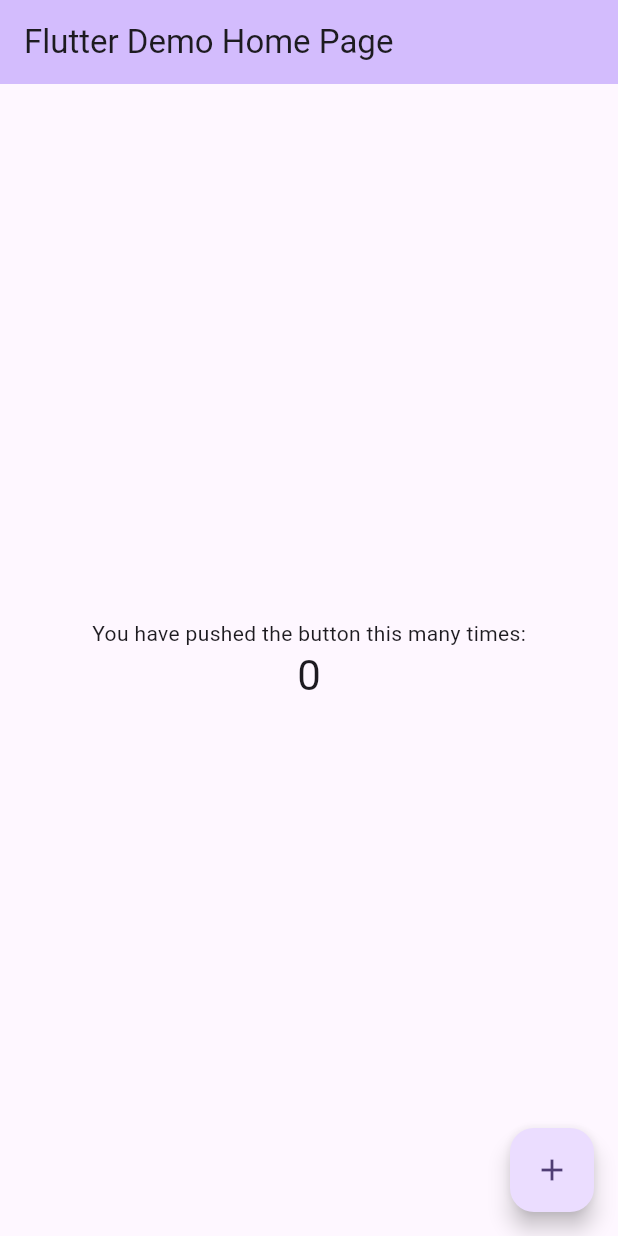
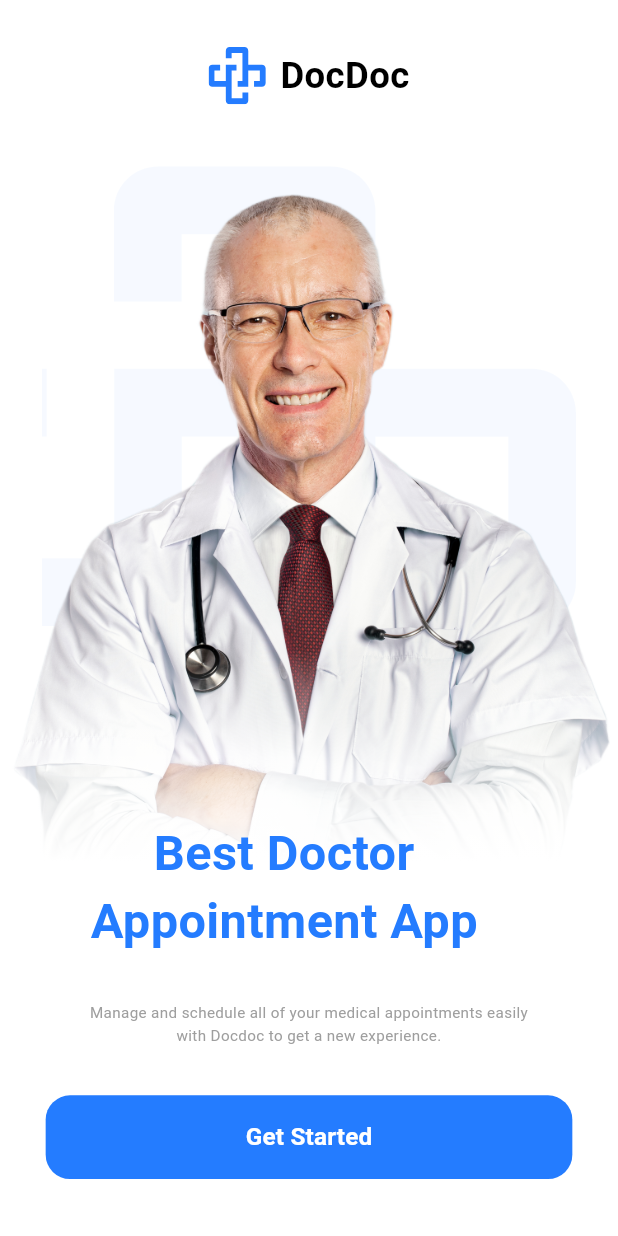
Before and after one commit to hassan290/doctor_application, a Flutter app: the screen it shows after launch, on a phone screen of 412 x 824 dp. Run offline on Flutter 3.47's test engine with Material 3 defaults, Android fonts, the phone set to English and light mode, and no system bars; our stand-ins replace flutter_screenutil, flutter_svg.

Commit message:
-added images and svg folders for assets.\n -added flutter svg and screenutil package.\n -added navigation extinsions.\n -addedd router folder.\n -added onboarding screen

```diff
--- /dev/null
+++ b/devtools_options.yaml
@@ -0,0 +1,3 @@
+description: This file stores settings for Dart & Flutter DevTools.
+documentation: https://docs.flutter.dev/tools/devtools/extensions#configure-extension-enablement-states
+extensions:
--- /dev/null
+++ b/lib/core/helpers/extensions.dart
@@ -0,0 +1,19 @@
+import 'package:flutter/cupertino.dart';
+import 'package:flutter/material.dart';
+extension Navigation on BuildContext {
+  Future<dynamic> pushNamed(String routeName, {Object? arguments}) {
+    return Navigator.of(this).pushNamed(routeName, arguments: arguments);
+  }
+
+  Future<dynamic> pushReplacementNamed(String routeName, {Object? arguments}) {
+    return Navigator.of(this).pushReplacementNamed(routeName, arguments: arguments);
+  }
+
+  Future<dynamic> pushNamedAndRemoveUntil(String routeName, {Object? arguments, required RoutePredicate predicate}) {
+    return Navigator.of(this).pushNamedAndRemoveUntil(routeName, predicate, arguments: arguments);
+  }
+
+  void pop() {
+    Navigator.of(this).pop();
+  }
+}
--- /dev/null
+++ b/lib/core/routing/app_router.dart
@@ -0,0 +1,24 @@
+import 'package:doctor_flutter_app/core/routing/routes.dart';
+import 'package:doctor_flutter_app/doc_app.dart';
+import 'package:doctor_flutter_app/features/login/ui/widgets/login_screen.dart';
+import 'package:doctor_flutter_app/features/onboarding/onboarding_screen.dart';
+import 'package:flutter/material.dart';
+
+class AppRouter {
+  Route generateRoute(RouteSettings settings) {
+    switch (settings.name) {
+      case Routes.onboarding:
+        return MaterialPageRoute(builder: (_) => const OnboardingScreen());
+      case Routes.login:
+        return MaterialPageRoute(builder: (_) => const LoginScreen());
+      default:
+        return MaterialPageRoute(
+          builder: (_) => Scaffold(
+            body: Center(
+              child: Text('Not route defined for ${settings.name}'),
+            ),
+          ),
+        );
+    }
+  }
+}
--- /dev/null
+++ b/lib/core/routing/routes.dart
@@ -0,0 +1,7 @@
+class Routes{
+  static const String splash = '/splash';
+  static const String onboarding = '/onboarding';
+  static const String login = '/login';
+  static const String home = '/home';
+  static const String profile = '/profile';
+}
--- /dev/null
+++ b/lib/core/theming/colors.dart
@@ -0,0 +1,6 @@
+import 'package:flutter/material.dart';
+
+class ColorManager {
+  static const Color mainBlue = Color(0xFF247CFF);
+  static const Color gray = Color(0xFF757575);
+}
--- /dev/null
+++ b/lib/core/theming/styles.dart
@@ -0,0 +1,30 @@
+import 'package:doctor_flutter_app/core/theming/colors.dart';
+import 'package:flutter/material.dart';
+import 'package:flutter_screenutil/flutter_screenutil.dart';
+
+class TextStyles {
+  static TextStyle font24Black700Wight= TextStyle(
+    fontSize: 24.sp,
+    fontWeight: FontWeight.w700,
+    color: Colors.black
+  );
+
+  static TextStyle font32Blue700Wight= TextStyle(
+    fontSize: 32.sp,
+    fontWeight: FontWeight.w700,
+    color: ColorManager.mainBlue,
+  );
+
+  static TextStyle font16White600Wight= TextStyle(
+    fontSize: 16.sp,
+    fontWeight: FontWeight.w600,
+    color: Colors.white
+  );
+
+  static TextStyle font10Gray400Wight= TextStyle(
+    fontSize: 10.sp,
+    fontWeight: FontWeight.w400,
+    color: Colors.grey
+  );
+
+}
--- /dev/null
+++ b/lib/doc_app.dart
@@ -0,0 +1,28 @@
+import 'package:doctor_flutter_app/core/routing/app_router.dart';
+import 'package:doctor_flutter_app/core/theming/colors.dart';
+import 'package:flutter/material.dart';
+import 'package:flutter_screenutil/flutter_screenutil.dart';
+
+import 'core/routing/routes.dart';
+
+class DocApp extends StatelessWidget {
+  final AppRouter appRouter;
+  const DocApp({super.key, required this.appRouter});
+
+  @override
+  Widget build(BuildContext context) {
+    return ScreenUtilInit(
+      designSize: const Size(375, 812),
+      minTextAdapt: true,
+      child: MaterialApp(
+        debugShowCheckedModeBanner: false,
+        theme: ThemeData(
+          primaryColor: ColorManager.mainBlue,
+          scaffoldBackgroundColor: Colors.white,
+        ),
+        onGenerateRoute: appRouter.generateRoute,
+        initialRoute: Routes.onboarding,
+      ),
+    );
+  }
+}
--- /dev/null
+++ b/lib/features/login/ui/widgets/login_screen.dart
@@ -0,0 +1,14 @@
+import 'package:flutter/material.dart';
+
+class LoginScreen extends StatelessWidget {
+  const LoginScreen({super.key});
+
+  @override
+  Widget build(BuildContext context) {
+    return const Scaffold(
+      body: Center(
+        child: Text('Login Screen'),
+      ),
+    );
+  }
+}
--- /dev/null
+++ b/lib/features/onboarding/onboarding_screen.dart
@@ -0,0 +1,48 @@
+import 'package:doctor_flutter_app/core/theming/colors.dart';
+import 'package:doctor_flutter_app/features/onboarding/widgets/doctor_image_and_text.dart';
+import 'package:doctor_flutter_app/features/onboarding/widgets/doctor_logo.dart';
+import 'package:doctor_flutter_app/features/onboarding/widgets/get_started_button.dart';
+import 'package:flutter/material.dart';
+import 'package:flutter_screenutil/flutter_screenutil.dart';
+
+import '../../core/theming/styles.dart';
+
+class OnboardingScreen extends StatelessWidget {
+  const OnboardingScreen({super.key});
+
+  @override
+  Widget build(BuildContext context) {
+    return Scaffold(
+      body: SafeArea(
+        child: SingleChildScrollView(
+          child: Padding(
+            padding: EdgeInsets.only(top: 30.h, bottom: 30.h),
+            child: Column(
+              children: [
+                const DoctorLogo(),
+                SizedBox(height: 40.h),
+                const DoctorImageAndText(),
+                SizedBox(height: 18.h),
+                Padding(
+                  padding: EdgeInsets.symmetric(horizontal: 30.h),
+                  child: Column(
+                    children: [
+                      Text(
+                        'Manage and schedule all of your medical appointments easily\nwith Docdoc to get a new experience.',
+                        style: TextStyles.font10Gray400Wight,
+                        textAlign: TextAlign.center,
+                      ),
+                      SizedBox(height: 32.h),
+                      const GetStartedButton(),
+                    ],
+                  ),
+                ),
+
+              ],
+            ),
+          ),
+        ),
+      ),
+    );
+  }
+}
--- /dev/null
+++ b/lib/features/onboarding/widgets/doctor_image_and_text.dart
@@ -0,0 +1,42 @@
+import 'package:doctor_flutter_app/core/theming/styles.dart';
+import 'package:flutter/material.dart';
+import 'package:flutter_screenutil/flutter_screenutil.dart';
+import 'package:flutter_svg/flutter_svg.dart';
+
+class DoctorImageAndText extends StatelessWidget {
+  const DoctorImageAndText({super.key});
+
+  @override
+  Widget build(BuildContext context) {
+    return Stack(
+      alignment: Alignment.topCenter,
+      children: [
+        Opacity(
+          opacity: 0.6,
+          child: SvgPicture.asset(
+            'assets/svgs/doctor_logo_with_low_opacity.svg',
+          ),
+        ),
+        Container(
+          foregroundDecoration: BoxDecoration(
+            gradient: LinearGradient(
+              begin: Alignment.bottomCenter,
+              end: Alignment.topCenter,
+              colors: [
+                Colors.white,
+                Colors.white.withOpacity(0.0),
+              ],
+              stops: const [0.14, 0.4],
+            ),
+          ),
+          child: Image.asset('assets/images/Doctor_Onboarding.png'),
+        ),
+        Positioned(
+          left: 55.w,
+          bottom: 13.h,
+          child: Text('Best Doctor\nAppointment App',style: TextStyles.font32Blue700Wight.copyWith(height: 1.4),textAlign: TextAlign.center,),
+        ),
+      ],
+    );
+  }
+}
--- /dev/null
+++ b/lib/features/onboarding/widgets/doctor_logo.dart
@@ -0,0 +1,23 @@
+import 'package:flutter/material.dart';
+import 'package:flutter_screenutil/flutter_screenutil.dart';
+import 'package:flutter_svg/svg.dart';
+
+import '../../../core/theming/styles.dart';
+
+class DoctorLogo extends StatelessWidget {
+  const DoctorLogo({super.key});
+
+  @override
+  Widget build(BuildContext context) {
+    return Row(
+      mainAxisAlignment: MainAxisAlignment.center,
+      children: [
+        SvgPicture.asset(
+          'assets/svgs/logo_app.svg',
+        ),
+        SizedBox(width: 8.w),
+        Text('DocDoc', style: TextStyles.font24Black700Wight),
+      ],
+    );
+  }
+}
--- /dev/null
+++ b/lib/features/onboarding/widgets/get_started_button.dart
@@ -0,0 +1,27 @@
+import 'package:flutter/material.dart';
+import 'package:flutter_screenutil/flutter_screenutil.dart';
+
+import '../../../core/theming/colors.dart';
+import '../../../core/theming/styles.dart';
+
+class GetStartedButton extends StatelessWidget {
+  const GetStartedButton({
+    super.key,
+  });
+
+  @override
+  Widget build(BuildContext context) {
+    return TextButton(
+      onPressed: () {},
+      style: TextButton.styleFrom(
+          backgroundColor: ColorManager.mainBlue,
+          tapTargetSize: MaterialTapTargetSize.shrinkWrap,
+          minimumSize: Size(double.infinity, 55.h),
+          shape: RoundedRectangleBorder(
+            borderRadius: BorderRadius.circular(16.r),
+          )
+      ),
+      child: Text('Get Started',style: TextStyles.font16White600Wight,),
+    );
+  }
+}
--- a/lib/main.dart
+++ b/lib/main.dart
@@ -1,126 +1,7 @@
+import 'package:doctor_flutter_app/core/routing/app_router.dart';
+import 'package:doctor_flutter_app/doc_app.dart';
 import 'package:flutter/material.dart';
 
 void main() {
-  runApp(const MyApp());
+  runApp(DocApp(appRouter: AppRouter()));
 }
-
-class MyApp extends StatelessWidget {
-  const MyApp({super.key});
-
-  // This widget is the root of your application.
-  @override
-  Widget build(BuildContext context) {
-    return MaterialApp(
-      debugShowCheckedModeBanner: false,
-      title: 'Flutter Demo',
-      theme: ThemeData(
-        // This is the theme of your application.
-        //
-        // TRY THIS: Try running your application with "flutter run". You'll see
-        // the application has a purple toolbar. Then, without quitting the app,
-        // try changing the seedColor in the colorScheme below to Colors.green
-        // and then invoke "hot reload" (save your changes or press the "hot
-        // reload" button in a Flutter-supported IDE, or press "r" if you used
-        // the command line to start the app).
-        //
-        // Notice that the counter didn't reset back to zero; the application
-        // state is not lost during the reload. To reset the state, use hot
-        // restart instead.
-        //
-        // This works for code too, not just values: Most code changes can be
-        // tested with just a hot reload.
-        colorScheme: ColorScheme.fromSeed(seedColor: Colors.deepPurple),
-        useMaterial3: true,
-      ),
-      home: const MyHomePage(title: 'Flutter Demo Home Page'),
-    );
-  }
-}
-
-class MyHomePage extends StatefulWidget {
-  const MyHomePage({super.key, required this.title});
-
-  // This widget is the home page of your application. It is stateful, meaning
-  // that it has a State object (defined below) that contains fields that affect
-  // how it looks.
-
-  // This class is the configuration for the state. It holds the values (in this
-  // case the title) provided by the parent (in this case the App widget) and
-  // used by the build method of the State. Fields in a Widget subclass are
-  // always marked "final".
-
-  final String title;
-
-  @override
-  State<MyHomePage> createState() => _MyHomePageState();
-}
-
-class _MyHomePageState extends State<MyHomePage> {
-  int _counter = 0;
-
-  void _incrementCounter() {
-    setState(() {
-      // This call to setState tells the Flutter framework that something has
-      // changed in this State, which causes it to rerun the build method below
-      // so that the display can reflect the updated values. If we changed
-      // _counter without calling setState(), then the build method would not be
-      // called again, and so nothing would appear to happen.
-      _counter++;
-    });
-  }
-
-  @override
-  Widget build(BuildContext context) {
-    // This method is rerun every time setState is called, for instance as done
-    // by the _incrementCounter method above.
-    //
-    // The Flutter framework has been optimized to make rerunning build methods
-    // fast, so that you can just rebuild anything that needs updating rather
-    // than having to individually change instances of widgets.
-    return Scaffold(
-      appBar: AppBar(
-        // TRY THIS: Try changing the color here to a specific color (to
-        // Colors.amber, perhaps?) and trigger a hot reload to see the AppBar
-        // change color while the other colors stay the same.
-        backgroundColor: Theme.of(context).colorScheme.inversePrimary,
-        // Here we take the value from the MyHomePage object that was created by
-        // the App.build method, and use it to set our appbar title.
-        title: Text(widget.title),
-      ),
-      body: Center(
-        // Center is a layout widget. It takes a single child and positions it
-        // in the middle of the parent.
-        child: Column(
-          // Column is also a layout widget. It takes a list of children and
-          // arranges them vertically. By default, it sizes itself to fit its
-          // children horizontally, and tries to be as tall as its parent.
-          //
-          // Column has various properties to control how it sizes itself and
-          // how it positions its children. Here we use mainAxisAlignment to
-          // center the children vertically; the main axis here is the vertical
-          // axis because Columns are vertical (the cross axis would be
-          // horizontal).
-          //
-          // TRY THIS: Invoke "debug painting" (choose the "Toggle Debug Paint"
-          // action in the IDE, or press "p" in the console), to see the
-          // wireframe for each widget.
-          mainAxisAlignment: MainAxisAlignment.center,
-          children: <Widget>[
-            const Text(
-              'You have pushed the button this many times:',
-            ),
-            Text(
-              '$_counter',
-              style: Theme.of(context).textTheme.headlineMedium,
-            ),
-          ],
-        ),
-      ),
-      floatingActionButton: FloatingActionButton(
-        onPressed: _incrementCounter,
-        tooltip: 'Increment',
-        child: const Icon(Icons.add),
-      ), // This trailing comma makes auto-formatting nicer for build methods.
-    );
-  }
-}
```
Also changed, not shown: pubspec.yaml (+8 -1 lines), assets/images/Doctor_Onboarding.png (added), assets/svgs/doctor_logo_with_low_opacity.svg (added), assets/svgs/logo_app.svg (added), pubspec.lock, 1 other file.
